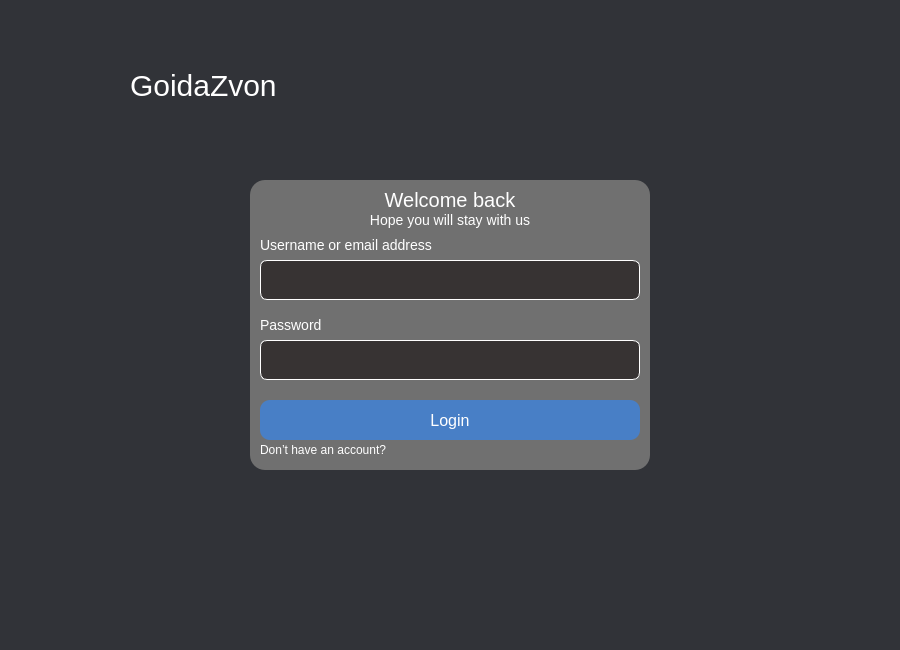
Old version of the form semi-final project/main/forms/login.ui in the repository rotat1ck/cpp-assignments.
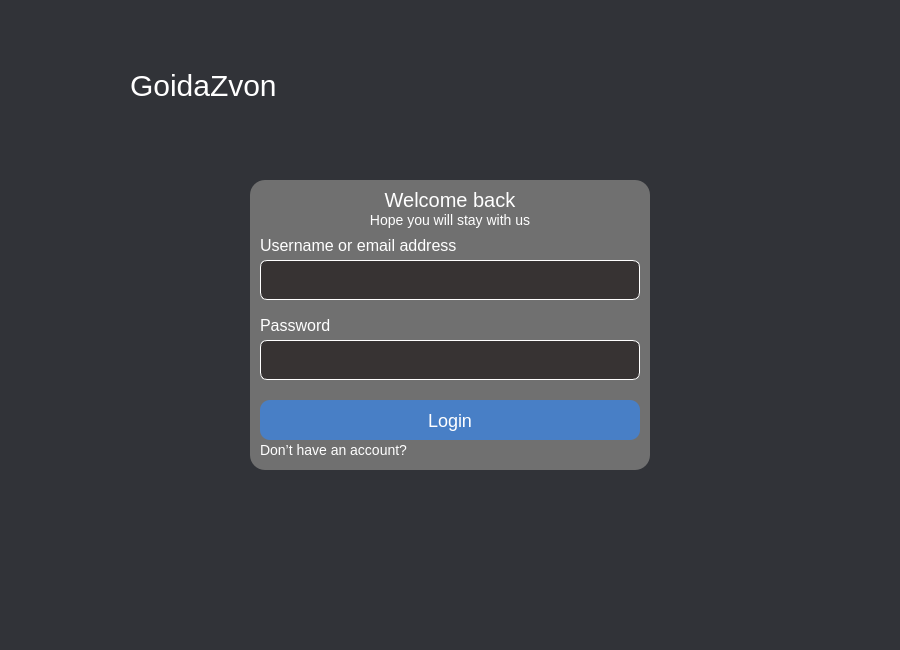
New version of the form.

Commit message: main - added register button, signal to register page

Diff of the .ui file:
```diff
--- a/semi-final project/main/forms/login.ui
+++ b/semi-final project/main/forms/login.ui
@@ -142,7 +142,7 @@
      </property>
      <property name="styleSheet">
       <string notr="true">font-family: 'gg sans semibold';
-font-size: 14px;
+font-size: 16px;
 line-height: 12px;
 
 color: #FFFFFF;
@@ -183,7 +183,7 @@
      </property>
      <property name="styleSheet">
       <string notr="true">font-family: 'gg sans semibold';
-font-size: 14px;
+font-size: 16px;
 line-height: 15px;
 
 color: #FFFFFF;
@@ -230,7 +230,7 @@
 border-radius: 10px;
 
 font-family: 'gg sans semibold';
-font-size: 16px;
+font-size: 18px;
 line-height: 19px;
 
 color: #FFFFFF;
@@ -252,7 +252,7 @@
      </property>
      <property name="styleSheet">
       <string notr="true">font-family: 'gg sans normal';
-font-size: 12px;
+font-size: 14px;
 line-height: 15px;
 
 color: #FFFFFF;
```
The commit also changes 4 other files.
